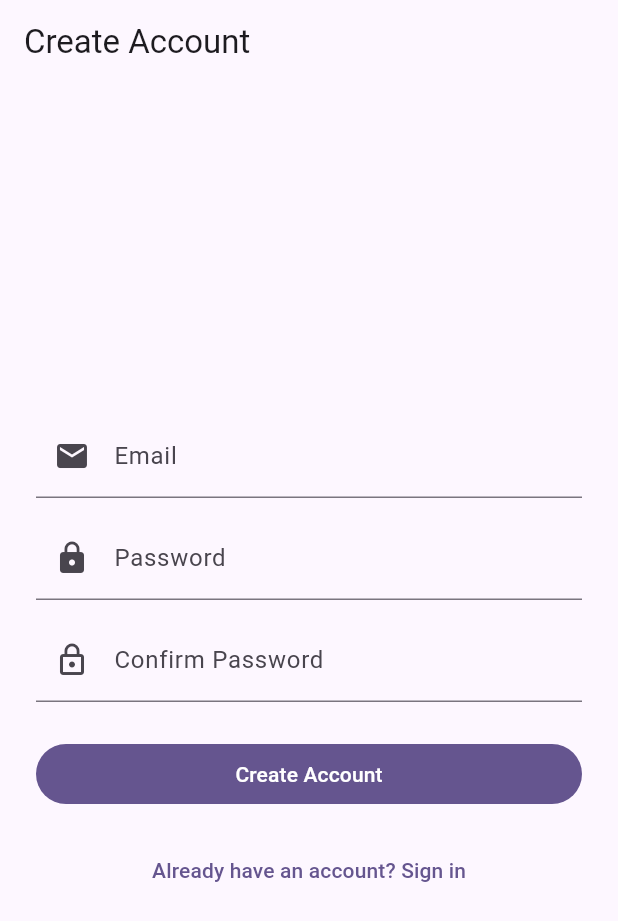
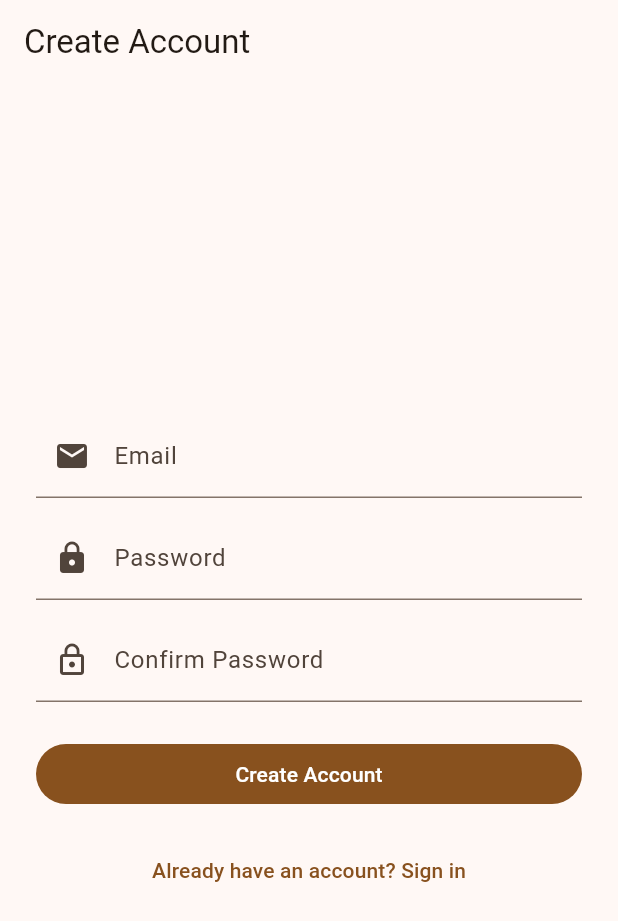
Before and after one commit to jaxontan/ReLog2, a Flutter app: the screen it shows after launch, after a tap on "Don't have an account? Register", on a phone screen of 412 x 824 dp. Shown: the top 921 px of the screen. Run offline on Flutter 3.47's test engine with Material 3 defaults, Android fonts, the phone set to English and light mode, and no system bars; our stand-ins replace camera, flutter_map, flutter_riverpod, geolocator, go_router, latlong2 and 1 more; missing offline and left inert: record; accounts and stored records are empty.

Commit message:
style: warm amber theme + themed error/marker colors

```diff
--- a/lib/app/theme/app_theme.dart
+++ b/lib/app/theme/app_theme.dart
@@ -3,13 +3,13 @@ import 'package:flutter/material.dart';
 class AppTheme {
   static ThemeData get light => ThemeData(
         useMaterial3: true,
-        colorSchemeSeed: const Color(0xFF6750A4),
+        colorSchemeSeed: const Color(0xFFD97706),  // ponytail: warm amber (treasure-hunt vibe)
         brightness: Brightness.light,
       );
 
   static ThemeData get dark => ThemeData(
         useMaterial3: true,
-        colorSchemeSeed: const Color(0xFF6750A4),
+        colorSchemeSeed: const Color(0xFFD97706),  // ponytail: warm amber (treasure-hunt vibe)
         brightness: Brightness.dark,
       );
 }
--- a/lib/features/albums/presentation/views/album_detail_screen.dart
+++ b/lib/features/albums/presentation/views/album_detail_screen.dart
@@ -30,7 +30,7 @@ class AlbumDetailScreen extends ConsumerWidget {
                   );
                 }
               },
-              child: const Text('End Trip', style: TextStyle(color: Colors.red)),
+              child: Text('End Trip', style: TextStyle(color: Theme.of(context).colorScheme.error)),
             ),
         ],
       ),
--- a/lib/features/auth/presentation/views/login_screen.dart
+++ b/lib/features/auth/presentation/views/login_screen.dart
@@ -22,7 +22,7 @@ class _LoginScreenState extends ConsumerState<LoginScreen> {
     return Scaffold(
       body: Center(child: SingleChildScrollView(padding: const EdgeInsets.all(24), child: Column(
         mainAxisSize: MainAxisSize.min, children: [
-        const Icon(Icons.map, size: 64, color: Colors.deepPurple),
+        const Icon(Icons.map, size: 64, color: Colors.amber),
         const SizedBox(height: 16),
         Text('ReLog2', style: Theme.of(context).textTheme.headlineMedium),
         const SizedBox(height: 8),
@@ -31,7 +31,7 @@ class _LoginScreenState extends ConsumerState<LoginScreen> {
         TextField(controller: _email, decoration: const InputDecoration(labelText: 'Email', prefixIcon: Icon(Icons.email)), keyboardType: TextInputType.emailAddress),
         const SizedBox(height: 12),
         TextField(controller: _pass, decoration: const InputDecoration(labelText: 'Password', prefixIcon: Icon(Icons.lock)), obscureText: true),
-        if (_error != null) Padding(padding: const EdgeInsets.only(top: 12), child: Text(_error!, style: const TextStyle(color: Colors.red))),
+        if (_error != null) Padding(padding: const EdgeInsets.only(top: 12), child: Text(_error!, style: TextStyle(color: Theme.of(context).colorScheme.error))),
         const SizedBox(height: 24),
         SizedBox(width: double.infinity, child: FilledButton(
           onPressed: _loading ? null : _login,
--- a/lib/features/auth/presentation/views/register_screen.dart
+++ b/lib/features/auth/presentation/views/register_screen.dart
@@ -28,7 +28,7 @@ class _RegisterScreenState extends ConsumerState<RegisterScreen> {
         TextField(controller: _pass, decoration: const InputDecoration(labelText: 'Password', prefixIcon: Icon(Icons.lock)), obscureText: true),
         const SizedBox(height: 12),
         TextField(controller: _confirm, decoration: const InputDecoration(labelText: 'Confirm Password', prefixIcon: Icon(Icons.lock_outline)), obscureText: true),
-        if (_error != null) Padding(padding: const EdgeInsets.only(top: 12), child: Text(_error!, style: const TextStyle(color: Colors.red))),
+        if (_error != null) Padding(padding: const EdgeInsets.only(top: 12), child: Text(_error!, style: TextStyle(color: Theme.of(context).colorScheme.error))),
         const SizedBox(height: 24),
         SizedBox(width: double.infinity, child: FilledButton(
           onPressed: _loading ? null : () async {
--- a/lib/features/map/presentation/views/map_screen.dart
+++ b/lib/features/map/presentation/views/map_screen.dart
@@ -40,7 +40,7 @@ class MapScreen extends ConsumerWidget {
                   point: LatLng(m.lat!, m.lng!),
                   child: Column(mainAxisSize: MainAxisSize.min, children: [
                     Icon(m.isNote ? Icons.edit_location : Icons.location_on,
-                        color: m.isNote ? Colors.deepPurple : Colors.red, size: 30),
+                        color: m.isNote ? Theme.of(context).colorScheme.primary : Colors.red, size: 30),
                     if (m.type == 'photo')
                       const Icon(Icons.camera_alt, size: 14, color: Colors.black54),
                   ]),
```
